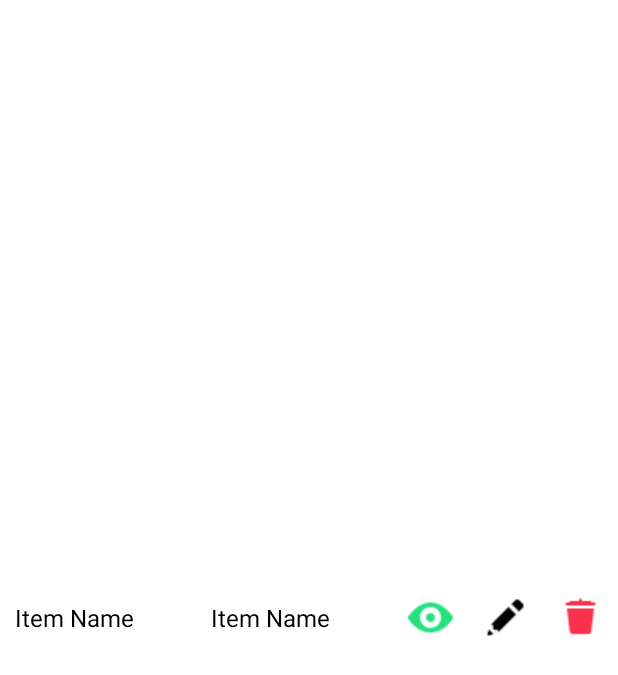
After one commit to ParaMahalingam/Reading-Diary-Android, an Android app: the layout entry.xml on its own in the app's theme, with its tools: preview values and no code run, on a phone screen of 412 x 824 dp. The commit adds this screen. Shown: the top 675 px of the screen. Run offline under Robolectric (Android 15) with nearby library versions, the phone set to English and light mode, and no system bars.

Commit message:
Display data on the view

```diff
--- a/ReadingDiaryApplication/app/src/main/java/com/ParaMahalingam/readingdiaryapplication/NewEntry.java
+++ b/ReadingDiaryApplication/app/src/main/java/com/ParaMahalingam/readingdiaryapplication/NewEntry.java
@@ -12,7 +12,7 @@ import android.widget.Toast;
 
 public class NewEntry extends AppCompatActivity {
     Button btnCreateEntry;
-    Entry entryDB;
+    DiaryDatabase diaryDatabaseDB;
     EditText booktitle, pagesread, childcomment, tpcomment;
     DatePicker datePicker;
 
@@ -21,7 +21,7 @@ public class NewEntry extends AppCompatActivity {
         super.onCreate(savedInstanceState);
         setContentView(R.layout.activity_new_entry);
 
-        entryDB = new Entry(this);
+        diaryDatabaseDB = new DiaryDatabase(this);
 
         btnCreateEntry = (Button) findViewById(R.id.btnCreate);
         booktitle = (EditText) findViewById(R.id.txtBookTitle);
@@ -33,7 +33,7 @@ public class NewEntry extends AppCompatActivity {
         btnCreateEntry.setOnClickListener(new View.OnClickListener() {
             @Override
             public void onClick(View v) {
-                entryDB.addNewEntry(booktitle.getText().toString(), datePicker.getDayOfMonth() + "/" + datePicker.getMonth() + "/" + datePicker.getYear(), pagesread.getText().toString(), childcomment.getText().toString(), tpcomment.getText().toString());
+                diaryDatabaseDB.addNewEntry(booktitle.getText().toString(), datePicker.getDayOfMonth() + "/" + datePicker.getMonth() + "/" + datePicker.getYear(), pagesread.getText().toString(), childcomment.getText().toString(), tpcomment.getText().toString());
                 Toast.makeText(NewEntry.this, "Entry has been created!", Toast.LENGTH_LONG).show();
                 startActivity(new Intent(NewEntry.this, MainActivity.class));
             }
--- /dev/null
+++ b/ReadingDiaryApplication/app/src/main/res/layout/entry.xml
@@ -0,0 +1,57 @@
+<?xml version="1.0" encoding="utf-8"?>
+<RelativeLayout xmlns:android="http://schemas.android.com/apk/res/android"
+    android:layout_width="match_parent"
+    android:layout_height="wrap_content"
+    android:gravity="center_vertical">
+
+    <LinearLayout
+        android:layout_width="match_parent"
+        android:layout_height="match_parent"
+        android:gravity="center"
+        android:orientation="horizontal">
+
+        <TextView
+            android:id="@+id/entryDate"
+            android:layout_width="0dp"
+            android:layout_height="wrap_content"
+            android:layout_weight="1"
+            android:padding="10dp"
+            android:text="Item Name"
+            android:textColor="@color/black"
+            android:textSize="16dp" />
+        <TextView
+            android:id="@+id/entryTitle"
+            android:layout_width="0dp"
+            android:layout_height="wrap_content"
+            android:layout_weight="1"
+            android:padding="10dp"
+            android:text="Item Name"
+            android:textColor="@color/black"
+            android:textSize="16dp" />
+
+
+        <ImageButton
+            android:id="@+id/viewButton"
+            android:layout_width="wrap_content"
+            android:layout_height="wrap_content"
+            android:layout_margin="10dp"
+            android:background="@null"
+            android:src="@drawable/view" />
+
+        <ImageButton
+            android:id="@+id/editButton"
+            android:layout_width="wrap_content"
+            android:layout_height="wrap_content"
+            android:layout_margin="10dp"
+            android:background="@null"
+            android:src="@drawable/edit" />
+
+        <ImageButton
+            android:id="@+id/deleteButton"
+            android:layout_width="wrap_content"
+            android:layout_height="wrap_content"
+            android:layout_margin="10dp"
+            android:background="@null"
+            android:src="@drawable/delete" />
+    </LinearLayout>
+</RelativeLayout>
```
Also changed, not shown: ReadingDiaryApplication/app/src/main/java/com/ParaMahalingam/readingdiaryapplication/CustomAdapter.java (added, +61 -0 lines), ReadingDiaryApplication/app/src/main/java/com/ParaMahalingam/readingdiaryapplication/DiaryDatabase.java (added, +76 -0 lines), ReadingDiaryApplication/app/src/main/java/com/ParaMahalingam/readingdiaryapplication/Entry.java (+52 -40 lines), ReadingDiaryApplication/app/src/main/java/com/ParaMahalingam/readingdiaryapplication/MainActivity.java (+34 -5 lines), ReadingDiaryApplication/app/src/main/res/layout/activity_main.xml (+21 -17 lines), ReadingDiaryApplication/app/src/main/res/drawable/delete.png (added), ReadingDiaryApplication/app/src/main/res/drawable/edit.png (added), ReadingDiaryApplication/app/src/main/res/drawable/view.png (added).
